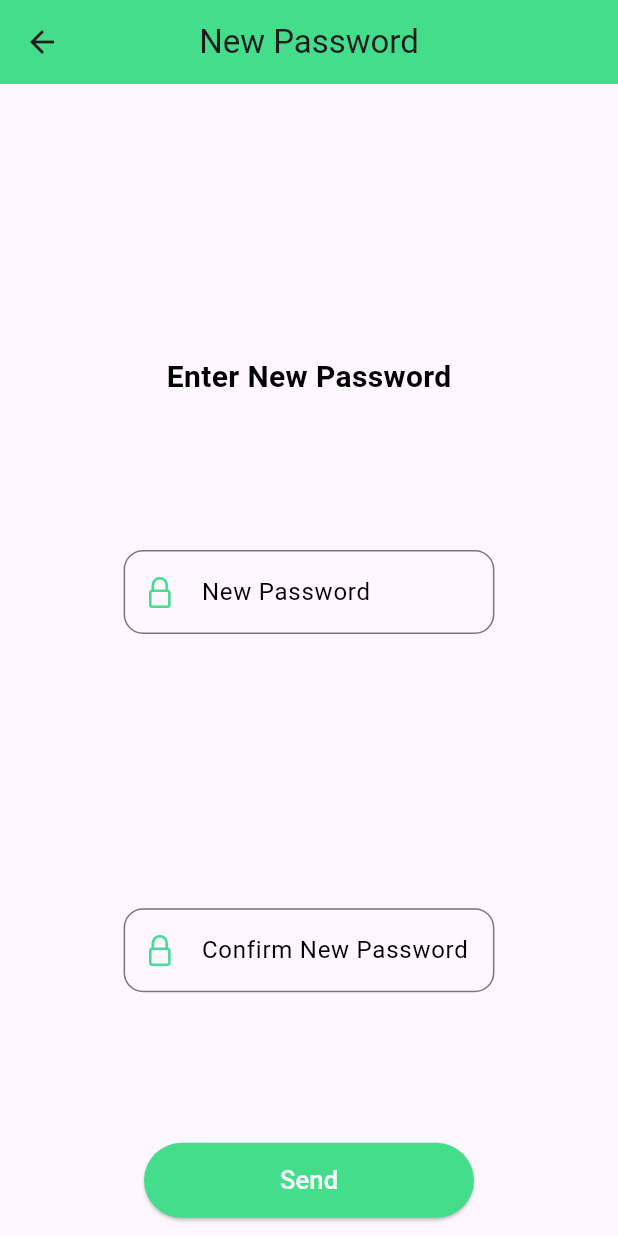
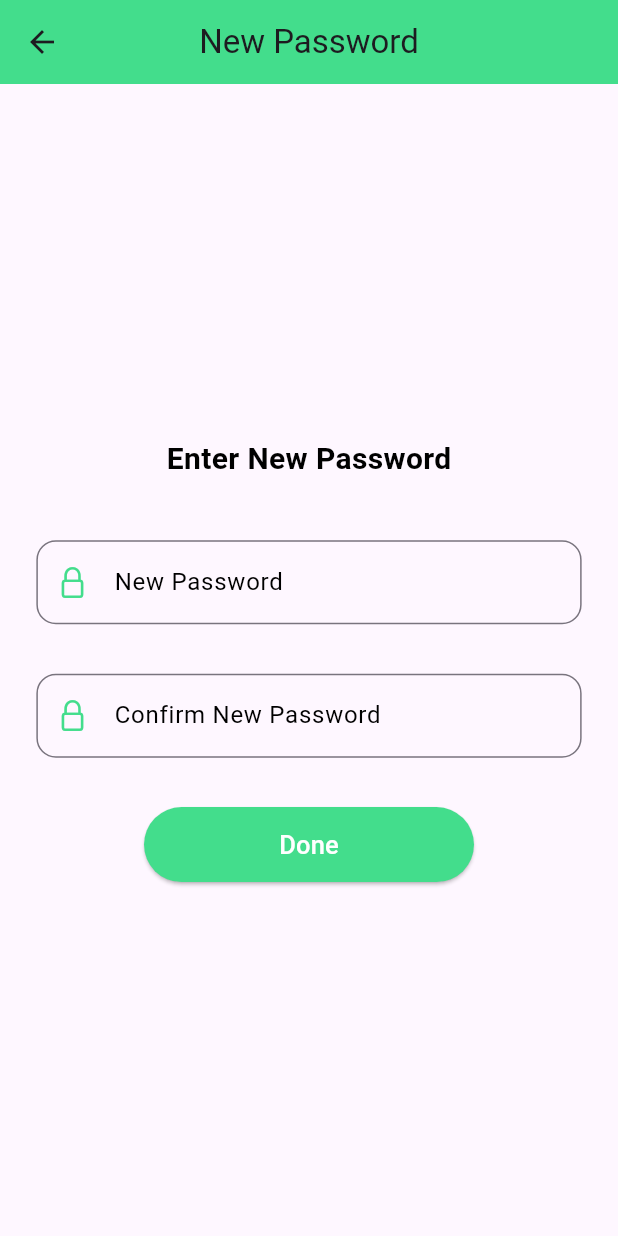
Before and after one commit to kamalnyan/Globe-Gaze, a Flutter app: the screen it shows after launch, after a tap on the "arrow forward" icon, after a tap on "Get Started", after a tap on "Forgot Password?", on a phone screen of 412 x 824 dp. Run offline on Flutter 3.47's test engine with Material 3 defaults, Android fonts, the phone set to English and light mode, and no system bars; our stand-ins replace cloud_firestore, cool_alert, firebase_auth, firebase_core, flutter_svg, intl_phone_field and 6 more; accounts and stored records are empty; network calls fail.

```diff
--- a/lib/login_signup_screens/new_password.dart
+++ b/lib/Screens/login_signup_screens/forget_password.dart
@@ -1,21 +1,22 @@
-import 'package:flutter/cupertino.dart';
 import 'package:flutter/material.dart';
+import 'package:flutter/services.dart';
+import 'package:globegaze/components/Elevated_button.dart';
 import 'package:globegaze/components/textfield.dart';
-import 'package:globegaze/login_signup_screens/forget_password.dart';
 import 'package:globegaze/themes/colors.dart';
 import 'package:globegaze/themes/dark_light_switch.dart';
 import 'package:velocity_x/velocity_x.dart';
 
-import '../components/Elevated_button.dart';
+import 'login_with_email_and_passsword.dart';
+import 'otp_screen.dart';
 
-class NewPassword extends StatefulWidget {
-  const NewPassword({super.key});
+class forgetPassword extends StatefulWidget {
+  const forgetPassword({super.key});
 
   @override
-  State<NewPassword> createState() => _NewPasswordState();
+  State<forgetPassword> createState() => _forgetPasswordState();
 }
 
-class _NewPasswordState extends State<NewPassword> {
+class _forgetPasswordState extends State<forgetPassword> {
   @override
   Widget build(BuildContext context) {
     var brightness = MediaQuery.of(context).platformBrightness;
@@ -24,21 +25,22 @@ class _NewPasswordState extends State<NewPassword> {
     double screenHieght = MediaQuery.of(context).size.height;
 
     // Set a dynamic margin based on the screen width
-    double dynamicMargin = screenHieght * 0.22;
-    return Scaffold(
+    double dynamicMargin = screenHieght * 0.18;
+
+    return  Scaffold(
       appBar: AppBar(
-        title: const Text('New Password'),
         backgroundColor: PrimaryColor,
+        title: const Text('Forget Password'),
         centerTitle: true,
       ),
-      body: SingleChildScrollView(
+      body:   SingleChildScrollView(
         child: Container(
-          margin: EdgeInsets.only(top: dynamicMargin),
+          margin:  EdgeInsets.only(top: dynamicMargin),
           width: double.infinity,
-          child: Column(
+          child:  Column(
             children: [
-              Text('Enter New Password', style: TextStyle(
-                fontSize: 20,
+              Text('Enter Email Address', style: TextStyle(
+                  fontSize: 22,
                 fontWeight: FontWeight.bold,
 
                 color: LightDark(isDarkMode),
@@ -47,16 +49,22 @@ class _NewPasswordState extends State<NewPassword> {
               const SizedBox(
                 height: 18,
               ),
-              Padding(
-                padding:  EdgeInsets.all(context.screenWidth * 0.2),
-                child: customTextField(isDarkMode: isDarkMode, name: 'New Password', obs: false, keyboradType: TextInputType.name, icon: CupertinoIcons.lock),
-              ),
+             Padding(
+               padding: EdgeInsets.all(context.screenWidth * 0.02),
+               child: customTextField(isDarkMode: isDarkMode, name: 'Email', obs: false, keyboradType: TextInputType.name, icon: Icons.email_outlined)
+             ),
               const SizedBox(
                 height: 18,
               ),
-              Padding(
-                padding:  EdgeInsets.all(context.screenWidth * 0.2),
-                child: customTextField(isDarkMode: isDarkMode, name: 'Confirm New Password', obs: false, keyboradType: TextInputType.name, icon: CupertinoIcons.lock),
+              TextButton(onPressed: () {
+                Navigator.pop(context, MaterialPageRoute(builder: (context)=>const Login()));
+              },
+                  child: const Text('Back to Sign in',
+                  style: TextStyle(
+                    color: Colors.grey,
+                    fontSize: 17
+                  ),
+                  )
               ),
               const SizedBox(
                 height: 18,
@@ -65,7 +73,9 @@ class _NewPasswordState extends State<NewPassword> {
                 width: 220,
                 height: 50,
                 child: Button(
-                  onPress: () {},
+                  onPress: () {
+                    Navigator.push(context, MaterialPageRoute(builder: (context)=>const otp_screen()));
+                  },
                   text: 'Send',
                   bgColor: PrimaryColor,
                   fontSize: 17.0,
--- /dev/null
+++ b/lib/Screens/login_signup_screens/login_with_email_and_passsword.dart
@@ -0,0 +1,277 @@
+import 'package:firebase_auth/firebase_auth.dart';
+import 'package:flutter/cupertino.dart';
+import 'package:flutter/material.dart';
+import 'package:flutter_svg/svg.dart';
+import 'package:globegaze/Screens/home_screens/main_home.dart';
+import 'package:loading_animation_widget/loading_animation_widget.dart';
+import 'package:shared_preferences/shared_preferences.dart';
+import '../../components/Elevated_button.dart';
+import '../../components/login_signup_components.dart';
+import '../../components/textfield.dart';
+import '../../themes/colors.dart';
+import '../../themes/dark_light_switch.dart';
+import 'Create_An_Account.dart';
+import 'new_password.dart';
+class Login extends StatefulWidget {
+  const Login({super.key});
+
+  @override
+  State<Login> createState() => LoginState();
+}
+class LoginState extends State<Login> {
+  late SharedPreferences shareP;
+  final FirebaseAuth _auth = FirebaseAuth.instance;
+  final TextEditingController _email = TextEditingController();
+  final TextEditingController _password = TextEditingController();
+  @override
+  void initState() {
+    super.initState();
+    sharePreferences();
+  }
+  @override
+  void dispose() {
+    _email.dispose();
+    _password.dispose();
+    super.dispose();
+  }
+  bool _isLoading = false;
+  Future<void> _signInWithEmailPassword() async {
+    setState(() {
+      _isLoading = true;
+    });
+    try {
+      setState(() {
+        _isLoading = true;
+      });
+      final UserCredential userCredential = await _auth.signInWithEmailAndPassword(
+        email: _email.text.trim(),
+        password: _password.text.trim(),
+      );
+      ScaffoldMessenger.of(context).showSnackBar(
+        const SnackBar(
+          content: Text('Login Successful'),
+          backgroundColor: PrimaryColor,
+        ),
+      );
+      Navigator.pushReplacement(context, MaterialPageRoute(builder: (context)=>MainHome()));
+    } on FirebaseAuthException catch (e) {
+      String errorMessage = 'An unexpected error occurred. Please try again later.';
+      if (e.code == 'user-not-found') {
+        errorMessage = 'No user found with this email.';
+      } else if (e.code == 'wrong-password') {
+        errorMessage = 'Incorrect password. Please try again.';
+      } else if (e.code == 'invalid-email') {
+        errorMessage = 'Invalid email format.';
+      }
+      ScaffoldMessenger.of(context).showSnackBar(
+        SnackBar(
+          content: Text(errorMessage),
+          backgroundColor: Colors.red,
+        ),
+      );
+    } catch (e) {
+      ScaffoldMessenger.of(context).showSnackBar(
+        SnackBar(
+          content: Text('Sign-in failed: ${e.toString()}'),
+          backgroundColor: Colors.red,
+        ),
+      );
+    } finally {
+      setState(() {
+        _isLoading = false;
+      });
+    }
+  }
+  @override
+  Widget build(BuildContext context) {
+    var brightness = MediaQuery.of(context).platformBrightness;
+    bool isDarkMode = brightness == Brightness.dark;
+    double screenHeight = MediaQuery.of(context).size.height;
+    return Scaffold(
+      body: Container(
+        width: double.infinity,
+        height: double.infinity,
+        color: isDarkMode ? const Color(0xFF121212) : Colors.white, // Professional dark and light background
+        child: Stack(
+          children: [
+            // Background image section at the top
+            topSection(isDarkMode: isDarkMode, screenHeight: screenHeight),
+            // Login form section at the bottom
+            Positioned(
+              bottom: 0,
+              left: 0,
+              right: 0,
+              top: screenHeight * 0.34,
+               child: Container(
+               width: double.infinity,
+               padding: const EdgeInsets.all(16),
+               decoration: BoxDecoration(
+                color: darkLight(isDarkMode),
+                borderRadius: const BorderRadius.only(
+                topLeft: Radius.circular(30),
+                topRight: Radius.circular(30),
+              ),
+            ),
+            child: SingleChildScrollView(
+              scrollDirection: Axis.vertical,
+              child: Column(
+                mainAxisSize: MainAxisSize.min,
+                crossAxisAlignment: CrossAxisAlignment.center,
+                children: [
+                  // Login Title
+                  const Align(
+                    alignment: Alignment.topLeft,
+                    child: Text(
+                      'Login',
+                      style: TextStyle(
+                        fontSize: 24,
+                        fontWeight: FontWeight.bold,
+                        color: PrimaryColor,
+                      ),
+                    ),
+                  ),
+                  const SizedBox(height: 16),
+                  // Email or Phone TextField
+                  customTextField(isDarkMode: isDarkMode, name: 'Email Or Phone',icon: Icons.email,obs: false,keyboradType: TextInputType.text,controllerr: _email),
+                  const SizedBox(height: 16),
+                  // Password TextField
+                  customTextField(isDarkMode: isDarkMode, name: 'Password',icon: CupertinoIcons.lock,obs:true,keyboradType: TextInputType.text,controllerr: _password),
+                  const SizedBox(height: 16),
+                  // Forgot Password and Create Account links
+                  Row(
+                    mainAxisAlignment: MainAxisAlignment.spaceBetween,
+                    children: [
+                      TextButton(
+                        onPressed: () {
+                          Navigator.push(context, MaterialPageRoute(builder: (context)=>const NewPassword()));
+                        },
+                        child: Text(
+                          'Forgot Password?',
+                          style: TextStyle(
+                            color: LightDark(isDarkMode),
+                            fontSize: 16,
+                          ),
+                        ),
+                      ),
+                      TextButton(
+                        onPressed: () {
+                          Navigator.push(context, MaterialPageRoute(builder: (context)=>const CreateAnAccount()));
+                        },
+                        child: Text(
+                          'Create an account',
+                          style: TextStyle(
+                            color:  LightDark(isDarkMode),
+                            fontSize: 16,
+                          ),
+                        ),
+                      ),
+                    ],
+                  ),
+                  const SizedBox(height: 16),
+                  // Get Started Button
+                  SizedBox(
+                    width: 350,
+                    height: 50,
+                    child: Button(
+                      onPress:  _isLoading ? null : _signInWithEmailPassword,
+                      text: 'Login',
+                      bgColor: PrimaryColor,
+                      fontSize: 17.0,
+                      fgColor: Colors.white,
+                    ),
+                  ),
+                  const SizedBox(height: 16),
+                  // OR divider
+                  Text(
+                    'OR',
+                    style: TextStyle(
+                      fontSize: 18,
+                      color: isDarkMode ? PrimaryColor : Colors.black,
+                    ),
+                  ),
+                  const SizedBox(height: 16),
+                  // Social login options
+                  Row(
+                    mainAxisAlignment: MainAxisAlignment.spaceAround,
+                    children: [
+                      Column(
+                        children: [
+                          IconButton(
+                            onPressed: () {},
+                            icon: SvgPicture.asset(
+                              'assets/svg_images/google-color-icon.svg',
+                              height: 40,
+                              width: 40,
+                            ),
+                          ),
+                          Text(
+                            'Google',
+                            style: TextStyle(
+                              color: isDarkMode ? Colors.white : Colors.black,
+                              fontSize: 16,
+                            ),
+                          ),
+                        ],
+                      ),
+                      Column(
+                        children: [
+                          IconButton(
+                            onPressed: () {},
+                            icon: const Icon(Icons.apple),
+                            iconSize: 50,
+                          ),
+                          Text(
+                            'Apple',
+                            style: TextStyle(
+                              color: isDarkMode ? Colors.white : Colors.black,
+                              fontSize: 16,
+                            ),
+                          ),
+                        ],
+                      ),
+                      Column(
+                        children: [
+                          IconButton(
+                            onPressed: () {},
+                            icon: SvgPicture.asset(
+                              'assets/svg_images/facebook-round-color-icon.svg',
+                              height: 40,
+                              width: 40,
+                            ),
+                          ),
+                          Text(
+                            'Facebook',
+                            style: TextStyle(
+                              color: isDarkMode ? Colors.white : Colors.black,
+                              fontSize: 16,
+                            ),
+                          ),
+                        ],
+                      ),
+                    ],
+                  ),
+                ],
+              ),
+            ),
+          ),
+        ),
+            if (_isLoading)
+              Opacity(
+                opacity: 0.7,
+                child: ModalBarrier(dismissible: false, color: Colors.black),),
+            if (_isLoading)
+              Center(
+                child: LoadingAnimationWidget.staggeredDotsWave(
+                  size: 100, color: PrimaryColor,
+                ),),
+          ],
+        ),
+      ),
+    );
+  }
+  // Shared Preference for welcome_Screen
+  Future<void> sharePreferences() async {
+    shareP = await SharedPreferences.getInstance();
+    shareP.setBool('welcomedata', false);
+  }
+}
--- /dev/null
+++ b/lib/Screens/login_signup_screens/new_password.dart
@@ -0,0 +1,72 @@
+import 'package:flutter/cupertino.dart';
+import 'package:flutter/material.dart';
+import 'package:globegaze/components/textfield.dart';
+import 'package:globegaze/themes/colors.dart';
+import 'package:globegaze/themes/dark_light_switch.dart';
+import 'package:velocity_x/velocity_x.dart';
+import '../../components/Elevated_button.dart';
+
+class NewPassword extends StatefulWidget {
+  const NewPassword({super.key});
+
+  @override
+  State<NewPassword> createState() => _NewPasswordState();
+}
+
+class _NewPasswordState extends State<NewPassword> {
+  @override
+  Widget build(BuildContext context) {
+    var brightness = MediaQuery.of(context).platformBrightness;
+    bool isDarkMode = brightness == Brightness.dark;
+    // Get the screen width dynamically
+    double screenHieght = MediaQuery.of(context).size.height;
+    return Scaffold(
+      appBar: AppBar(
+        title: const Text('New Password'),
+        backgroundColor: PrimaryColor,
+        centerTitle: true,
+      ),
+      body: Center(
+        child: SingleChildScrollView(
+          child: Container(
+            // margin: EdgeInsets.only(top: screenHieght*0.17),
+            width: double.infinity,
+            child: Column(
+              children: [
+                Text('Enter New Password', style: TextStyle(
+                  fontSize: 20,
+                  fontWeight: FontWeight.bold,
+
+                  color: LightDark(isDarkMode),
+                ),
+                ),
+                 SizedBox(height: screenHieght/21),
+                Padding(
+                  padding:  EdgeInsets.only(left:context.screenWidth /17,right:context.screenWidth /17),
+                  child: customTextField(isDarkMode: isDarkMode, name: 'New Password', obs: false, keyboradType: TextInputType.name, icon: CupertinoIcons.lock),
+                ),
+                SizedBox(height: screenHieght/25),
+                Padding(
+                  padding:  EdgeInsets.only(left:context.screenWidth /17,right:context.screenWidth /17),
+                  child: customTextField(isDarkMode: isDarkMode, name: 'Confirm New Password', obs: false, keyboradType: TextInputType.name, icon: CupertinoIcons.lock),
+                ),
+                SizedBox(height: screenHieght/25),
+                SizedBox(
+                  width: 220,
+                  height: 50,
+                  child: Button(
+                    onPress: () {},
+                    text: 'Done',
+                    bgColor: PrimaryColor,
+                    fontSize: 17.0,
+                    fgColor: Colors.white,
+                  ),
+                ),
+              ],
+            ),
+          ),
+        ),
+      ),
+    );
+  }
+}
--- a/lib/login_signup_screens/otp_screen.dart
+++ b/lib/Screens/login_signup_screens/otp_screen.dart
@@ -2,7 +2,7 @@ import 'package:flutter/material.dart';
 import 'package:globegaze/components/Elevated_button.dart';
 import 'package:globegaze/themes/colors.dart';
 import 'package:pinput/pinput.dart';
-import '../themes/dark_light_switch.dart';
+import '../../themes/dark_light_switch.dart';
 class otp_screen extends StatefulWidget {
   const otp_screen({super.key});
   @override
--- a/lib/Splash_Screen.dart
+++ b/lib/Splash_Screen.dart
@@ -1,12 +1,11 @@
 import 'dart:async';
-
 import 'package:flutter/cupertino.dart';
 import 'package:flutter/material.dart';
 import 'package:globegaze/welcomescreen/welcomemain.dart';
 import 'package:lottie/lottie.dart';
 import 'package:shared_preferences/shared_preferences.dart';
-import 'login_signup_screens/login_with_email_and_passsword.dart';
 
+import 'Screens/login_signup_screens/login_with_email_and_passsword.dart';
 class MyHomePage extends StatefulWidget {
   @override
   State<MyHomePage> createState() => _MyHomePageState();
@@ -24,7 +23,7 @@ class _MyHomePageState extends State<MyHomePage> {
   Future<void> sharePreferences() async {
     shareP = await SharedPreferences.getInstance();
     bool check = shareP?.getBool('welcomedata') ?? true; // Handle null cases
-    Timer(Duration(seconds: 6), () {
+    Timer(Duration(seconds: 5), () {
       if (check) {
         Navigator.of(context).pushReplacement(
           MaterialPageRoute(builder: (context) => WelcomeScreen()),
--- a/lib/components/login_signup_components.dart
+++ b/lib/components/login_signup_components.dart
@@ -2,8 +2,8 @@ import 'package:flutter/cupertino.dart';
 import 'package:flutter/material.dart';
 import 'package:flutter_svg/svg.dart';
 import 'package:globegaze/components/textfield.dart';
-import '../login_signup_screens/Create_An_Account.dart';
-import '../login_signup_screens/new_password.dart';
+import '../Screens/login_signup_screens/new_password.dart';
+import '../Screens/login_signup_screens/Create_An_Account.dart';
 import '../themes/colors.dart';
 import '../themes/dark_light_switch.dart';
 import 'Elevated_button.dart';
--- a/lib/firebase/login_signup_methods/AuthService.dart
+++ b/lib/firebase/login_signup_methods/AuthService.dart
@@ -4,7 +4,7 @@ import 'package:firebase_auth/firebase_auth.dart';
 import 'package:flutter/cupertino.dart';
 import 'package:flutter/material.dart';
 import 'package:globegaze/firebase/login_signup_methods/sendverifaction.dart';
-import 'package:globegaze/login_signup_screens/login_with_email_and_passsword.dart';
+import '../../Screens/login_signup_screens/login_with_email_and_passsword.dart';
 import '../../components/AlertDilogbox.dart';
 import '../../themes/colors.dart';
 
--- a/lib/firebase/login_signup_methods/sendverifaction.dart
+++ b/lib/firebase/login_signup_methods/sendverifaction.dart
@@ -2,9 +2,7 @@ import 'package:cool_alert/cool_alert.dart';
 import 'package:firebase_auth/firebase_auth.dart';
 import 'package:flutter/cupertino.dart';
 import 'package:flutter/material.dart';
-
 import '../../components/AlertDilogbox.dart';
-import '../../login_signup_screens/login_with_email_and_passsword.dart';
 
 Future<void> sendVerificationEmail(User user,BuildContext context) async {
   try {
--- a/lib/login_signup_screens/login_with_email_and_passsword.dart
+++ /dev/null
@@ -1,51 +0,0 @@
-import 'package:flutter/material.dart';
-import 'package:shared_preferences/shared_preferences.dart';
-import '../components/login_signup_components.dart';
-class Login extends StatefulWidget {
-  const Login({super.key});
-
-  @override
-  State<Login> createState() => LoginState();
-}
-class LoginState extends State<Login> {
-  late SharedPreferences shareP;
-  final TextEditingController _email = TextEditingController();
-  final TextEditingController _password = TextEditingController();
-  @override
-  void initState() {
-    super.initState();
-    sharePreferences();
-  }
-  @override
-  void dispose() {
-    _email.dispose();
-    _password.dispose();
-    super.dispose();
-  }
-  @override
-  Widget build(BuildContext context) {
-    var brightness = MediaQuery.of(context).platformBrightness;
-    bool isDarkMode = brightness == Brightness.dark;
-    double screenHeight = MediaQuery.of(context).size.height;
-    return Scaffold(
-      body: Container(
-        width: double.infinity,
-        height: double.infinity,
-        color: isDarkMode ? const Color(0xFF121212) : Colors.white, // Professional dark and light background
-        child: Stack(
-          children: [
-            // Background image section at the top
-            topSection(isDarkMode: isDarkMode, screenHeight: screenHeight),
-            // Login form section at the bottom
-            bottomSection(isDarkMode: isDarkMode, screenHeight: screenHeight, context: context,email: _email , password: _password),
-          ],
-        ),
-      ),
-    );
-  }
-  // Shared Preference for welcome_Screen
-  Future<void> sharePreferences() async {
-    shareP = await SharedPreferences.getInstance();
-    shareP.setBool('welcomedata', false);
-  }
-}
--- a/lib/main.dart
+++ b/lib/main.dart
@@ -1,9 +1,6 @@
 import 'package:firebase_auth/firebase_auth.dart';
 import 'package:firebase_core/firebase_core.dart';
 import 'package:flutter/material.dart';
-import 'package:globegaze/login_signup_screens/forget_password.dart';
-import 'package:globegaze/login_signup_screens/new_password.dart';
-import 'package:globegaze/login_signup_screens/otp_screen.dart';
 import 'Splash_Screen.dart';
 
 Future<void> main() async {
--- a/lib/welcomescreen/welcome2.dart
+++ b/lib/welcomescreen/welcome2.dart
@@ -1,8 +1,7 @@
 import 'package:flutter/material.dart';
 import 'package:flutter_svg/flutter_svg.dart';
-import 'package:globegaze/login_signup_screens/login_with_email_and_passsword.dart';
-import 'package:shared_preferences/shared_preferences.dart';
 
+import '../Screens/login_signup_screens/login_with_email_and_passsword.dart';
 class Welcome2 extends StatefulWidget {
   final PageController controller;
   Welcome2({required this.controller});
```
Also changed, not shown: lib/Screens/home_screens/main_home.dart (added, +8 -0 lines), lib/Screens/login_signup_screens/create_an_account.dart (renamed from lib/login_signup_screens/create_an_account.dart, +7 -9 lines), lib/login_signup_screens/forget_password.dart (deleted, +0 -90 lines), lib/firebase/login_signup_methods/LoginMethodUsingEmailAndPass.dart (added).
